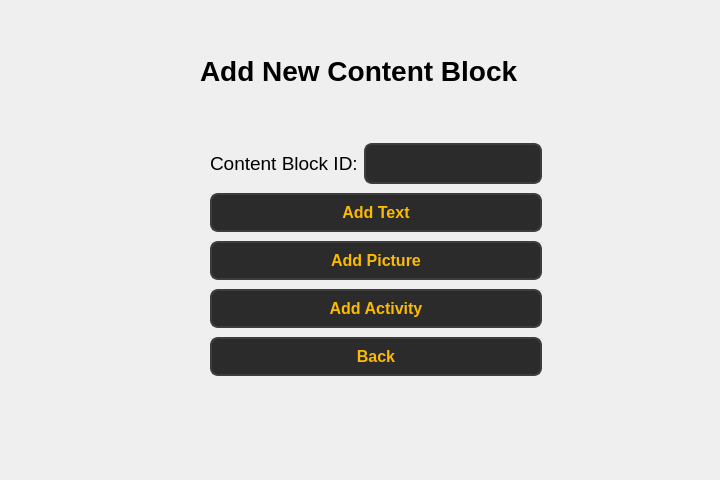
First picture: the form in ui/faculty/faculty_add_new_content_block_window.ui, repository Soham1117/elearningApp, before the edit.
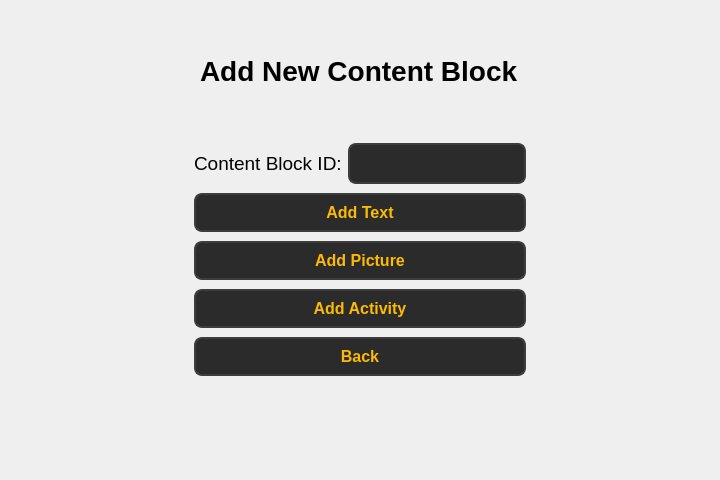
Second picture: the form after the edit.

Diff of the .ui file:
```diff
--- a/ui/faculty/faculty_add_new_content_block_window.ui
+++ b/ui/faculty/faculty_add_new_content_block_window.ui
@@ -16,7 +16,7 @@
   <widget class="QWidget" name="layoutWidget">
    <property name="geometry">
     <rect>
-     <x>210</x>
+     <x>194</x>
      <y>140</y>
      <width>332</width>
      <height>241</height>
```
